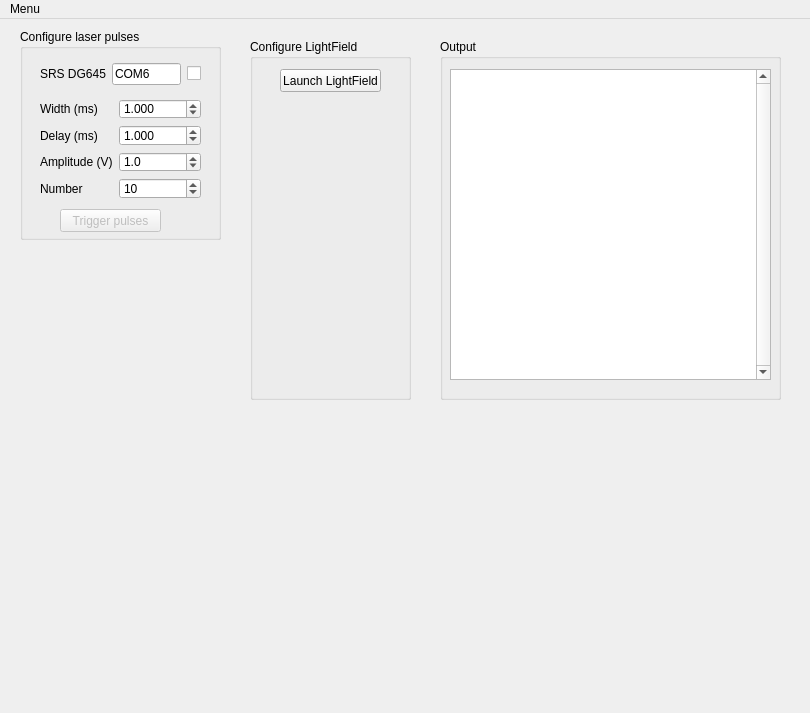
Above: UI.ui from ericmuckley/laser_triggering before the change. Below: the same form after it.
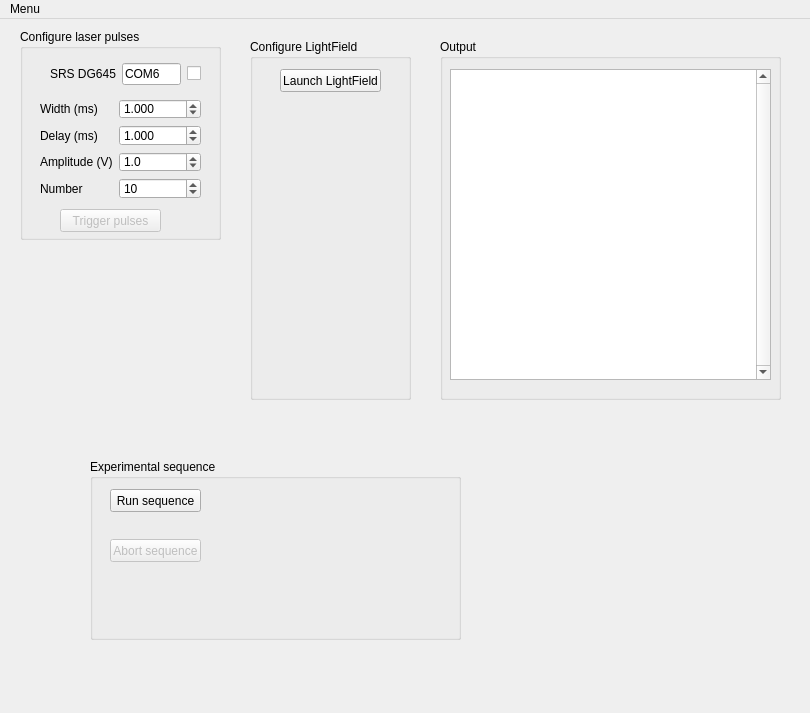
That is the form after the change.

Commit message: added help section

Patch:
```diff
--- a/UI.ui
+++ b/UI.ui
@@ -155,9 +155,9 @@
     <widget class="QWidget" name="gridLayoutWidget">
      <property name="geometry">
       <rect>
-       <x>20</x>
+       <x>30</x>
        <y>30</y>
-       <width>161</width>
+       <width>151</width>
        <height>31</height>
       </rect>
      </property>
@@ -171,6 +171,12 @@
       </item>
       <item row="0" column="1">
        <widget class="QLineEdit" name="pulsegen_address">
+        <property name="maximumSize">
+         <size>
+          <width>70</width>
+          <height>16777215</height>
+         </size>
+        </property>
         <property name="text">
          <string>COM6</string>
         </property>
@@ -257,6 +263,48 @@
      </property>
     </widget>
    </widget>
+   <widget class="QGroupBox" name="groupBox">
+    <property name="geometry">
+     <rect>
+      <x>90</x>
+      <y>440</y>
+      <width>371</width>
+      <height>181</height>
+     </rect>
+    </property>
+    <property name="title">
+     <string>Experimental sequence</string>
+    </property>
+    <widget class="QPushButton" name="run_seq">
+     <property name="geometry">
+      <rect>
+       <x>20</x>
+       <y>30</y>
+       <width>91</width>
+       <height>23</height>
+      </rect>
+     </property>
+     <property name="text">
+      <string>Run sequence</string>
+     </property>
+    </widget>
+    <widget class="QPushButton" name="abort_seq">
+     <property name="enabled">
+      <bool>false</bool>
+     </property>
+     <property name="geometry">
+      <rect>
+       <x>20</x>
+       <y>80</y>
+       <width>91</width>
+       <height>23</height>
+      </rect>
+     </property>
+     <property name="text">
+      <string>Abort sequence</string>
+     </property>
+    </widget>
+   </widget>
   </widget>
   <widget class="QMenuBar" name="menubar">
    <property name="geometry">
```
Left out of the diff: 7 changed lines with no effect on the pictures. The commit also changes 1 other file.
